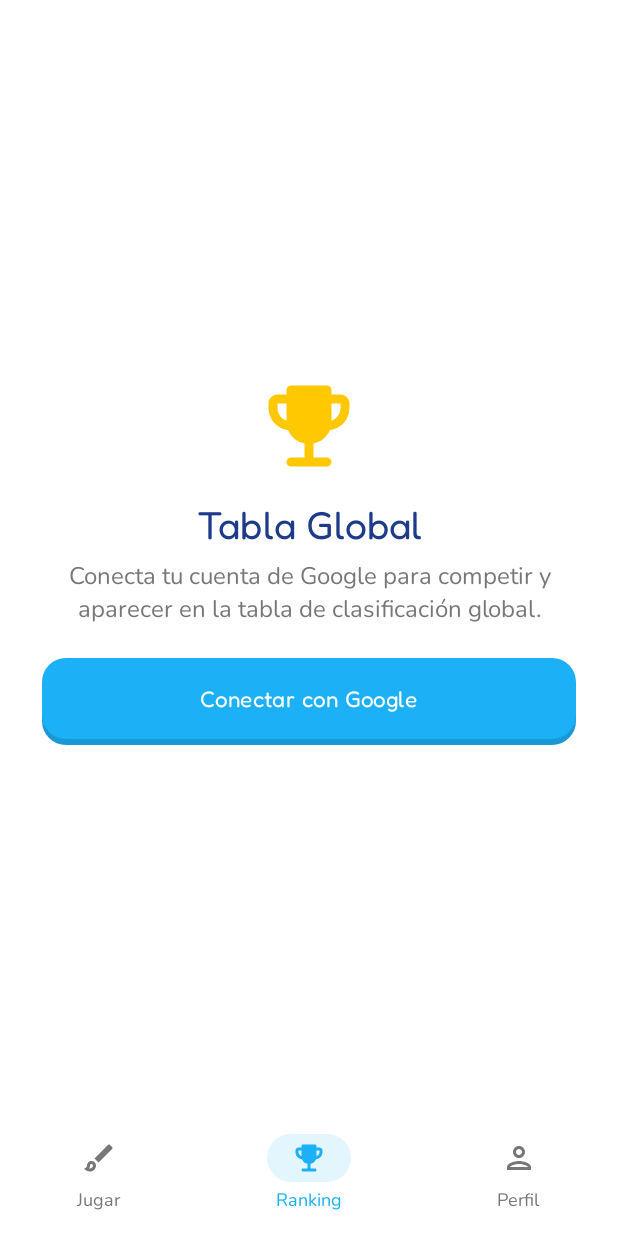
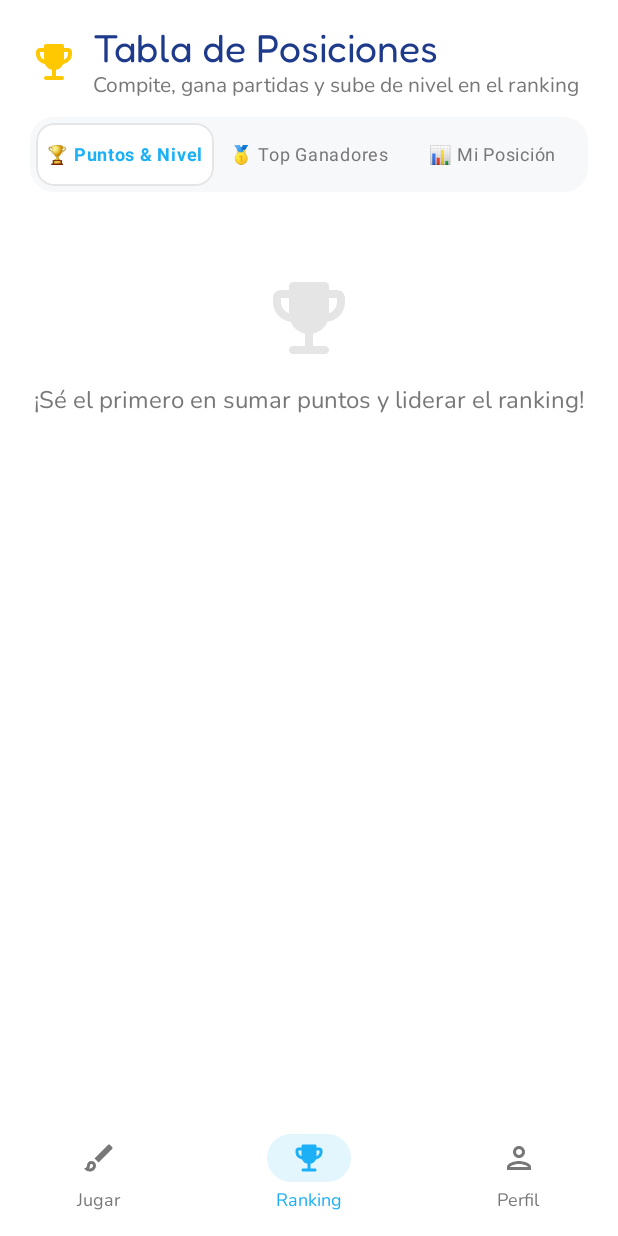
Before and after one commit to JohansitoDev/JoDiBuj, an Android app built with Jetpack Compose: the composable GuestJoDiBujApp shown on its own in the app's theme, item 2 of the bottom bar chosen, on a phone screen of 412 x 824 dp. Run offline under Robolectric (Android 15) with nearby library versions, the phone set to English and light mode, and no system bars; our stand-ins replace Firebase (no records; nobody signed in at launch, a user with empty details on screens opened directly); pictures from the network do not load.

Commit message:
Cambios en el MainActivity JoDibujRepository HomeScreen MainViewModel model modlos

```diff
--- a/app/src/main/java/com/example/data/JoDiBujRepository.kt
+++ b/app/src/main/java/com/example/data/JoDiBujRepository.kt
@@ -31,9 +31,15 @@ class JoDiBujRepository(
         auth = Firebase.auth,
     )
 
-    private fun requireUserId(): String {
-        return auth.currentUser?.uid
-            ?: throw IllegalStateException("Debes iniciar sesión con Google para continuar.")
+    private suspend fun requireUserId(): String {
+        val current = auth.currentUser
+        if (current != null) return current.uid
+        return try {
+            val result = auth.signInAnonymously().await()
+            result.user?.uid ?: "guest_${System.currentTimeMillis()}"
+        } catch (_: Exception) {
+            "guest_${System.currentTimeMillis()}"
+        }
     }
 
     fun observeUserProfile(userId: String): Flow<UserProfile?> = flow {
--- a/app/src/main/java/com/example/ui/screens/HomeScreen.kt
+++ b/app/src/main/java/com/example/ui/screens/HomeScreen.kt
@@ -250,25 +250,6 @@ fun HomeScreen(
 
                         Spacer(Modifier.height(16.dp))
 
-                        if (isGuestMode) {
-                            Text(
-                                text = stringResource(R.string.guest_multiplayer_notice),
-                                style = MaterialTheme.typography.bodyMedium,
-                                color = TextSecondary,
-                            )
-                            Spacer(Modifier.height(14.dp))
-                            DuoButton(
-                                onClick = onConnectGoogle,
-                                containerColor = MacawBlue,
-                                lipColor = MacawBlueDark,
-                                testTag = "home_guest_connect_google_button",
-                            ) {
-                                Text(
-                                    text = stringResource(R.string.btn_connect_google),
-                                    style = MaterialTheme.typography.labelLarge,
-                                )
-                            }
-                        } else {
                         DuoButton(
                             onClick = { showCreateRoomDialog = true },
                             containerColor = FeatherGreen,
@@ -322,7 +303,6 @@ fun HomeScreen(
                                     text = stringResource(R.string.btn_join_room),
                                     style = MaterialTheme.typography.labelLarge,
                                 )
-                                }
                             }
                         }
                     }
--- a/app/src/main/java/com/example/ui/screens/LeaderboardScreen.kt
+++ b/app/src/main/java/com/example/ui/screens/LeaderboardScreen.kt
@@ -80,49 +80,7 @@ fun LeaderboardScreen(
             .testTag("leaderboard_screen"),
         contentAlignment = Alignment.TopCenter,
     ) {
-        if (isGuestMode) {
-            Column(
-                modifier = Modifier
-                    .widthIn(max = 460.dp)
-                    .fillMaxSize()
-                    .padding(28.dp),
-                horizontalAlignment = Alignment.CenterHorizontally,
-                verticalArrangement = Arrangement.Center,
-            ) {
-                Icon(
-                    Icons.Rounded.EmojiEvents,
-                    contentDescription = null,
-                    tint = BeeYellow,
-                    modifier = Modifier.size(72.dp),
-                )
-                Spacer(Modifier.height(14.dp))
-                Text(
-                    text = stringResource(R.string.leaderboard_title),
-                    style = MaterialTheme.typography.headlineMedium,
-                    color = DeepNavy,
-                    textAlign = TextAlign.Center,
-                )
-                Spacer(Modifier.height(8.dp))
-                Text(
-                    text = stringResource(R.string.guest_leaderboard_notice),
-                    style = MaterialTheme.typography.bodyLarge,
-                    color = TextSecondary,
-                    textAlign = TextAlign.Center,
-                )
-                Spacer(Modifier.height(22.dp))
-                DuoButton(
-                    onClick = onConnectGoogle,
-                    containerColor = MacawBlue,
-                    lipColor = MacawBlueDark,
-                    testTag = "leaderboard_connect_google_button",
-                ) {
-                    Text(
-                        text = stringResource(R.string.btn_connect_google),
-                        style = MaterialTheme.typography.labelLarge,
-                    )
-                }
-            }
-        } else when (leaderboardState) {
+        when (leaderboardState) {
             is UiState.Loading -> {
                 Box(Modifier.fillMaxSize(), contentAlignment = Alignment.Center) {
                     CircularProgressIndicator(color = MacawBlue)
```
Lines whose indentation alone changed are shown as unchanged.
